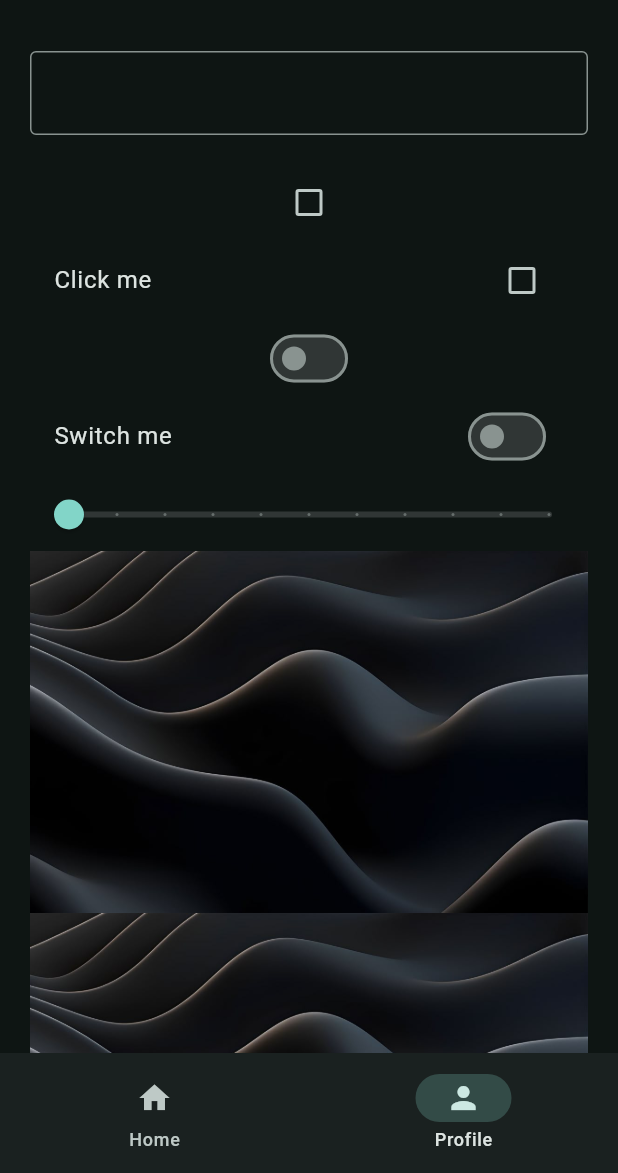
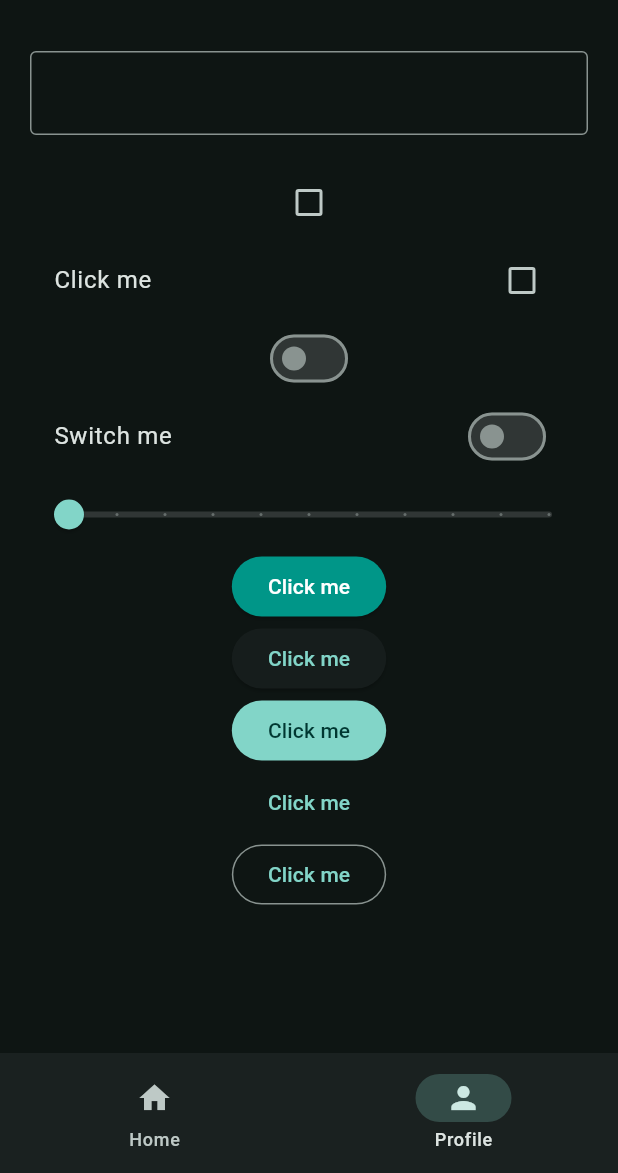
Before and after one commit to pulpetto/First-Flutter-Project, a Flutter app: the screen it shows after launch, item 2 of the bottom bar chosen, on a phone screen of 412 x 824 dp, the part 63-1236 px from its top. Run offline on Flutter 3.47's test engine with Material 3 defaults, Android fonts, the phone set to English and light mode, and no system bars.

Commit message:
add different buttons

```diff
--- a/lib/views/pages/profile_page.dart
+++ b/lib/views/pages/profile_page.dart
@@ -72,9 +72,18 @@ class _ProfilePageState extends State<ProfilePage> {
                 });
               },
             ),
-            Image.asset('assets/images/wlpp.jpg'),
-            Image.asset('assets/images/wlpp.jpg'),
-            Image.asset('assets/images/wlpp.jpg'),
+            ElevatedButton(
+              onPressed: () {},
+              style: ElevatedButton.styleFrom(
+                backgroundColor: Colors.teal,
+                foregroundColor: Colors.white,
+              ),
+              child: Text('Click me'),
+            ),
+            ElevatedButton(onPressed: () {}, child: Text('Click me')),
+            FilledButton(onPressed: () {}, child: Text('Click me')),
+            TextButton(onPressed: () {}, child: Text('Click me')),
+            OutlinedButton(onPressed: () {}, child: Text('Click me')),
           ],
         ),
       ),
```
